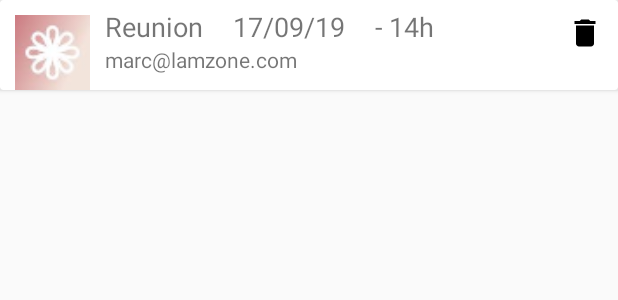
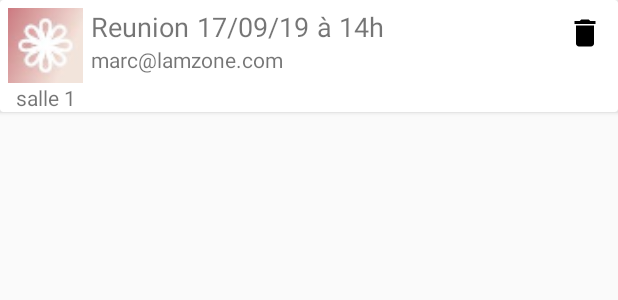
Before and after one commit to NelfDesign/OC_MaReu_Projet_4, an Android app: the layout item_reunion.xml on its own in the app's theme, with its tools: preview values and no code run, on a phone screen of 412 x 824 dp. Shown: the top 300 px of the screen. Run offline under Robolectric (Android 15) with nearby library versions, the phone set to English and light mode, and no system bars.

```diff
--- a/app/src/main/java/fr/nelfdesign/mareu/Controllers/ReunionListAdapter.java
+++ b/app/src/main/java/fr/nelfdesign/mareu/Controllers/ReunionListAdapter.java
@@ -36,6 +36,8 @@ public class ReunionListAdapter extends RecyclerView.Adapter<ReunionListAdapter.
 
         @BindView(R.id.image_salle)
         public ImageView mImageSalle;
+        @BindView(R.id.image_text)
+        public TextView mTextRoom;
         @BindView(R.id.text_reu)
         public TextView mTextReu;
         @BindView(R.id.date_reunion)
@@ -70,6 +72,7 @@ public class ReunionListAdapter extends RecyclerView.Adapter<ReunionListAdapter.
                 .apply(RequestOptions.circleCropTransform())
                 .into(viewHolder.mImageSalle);
 
+        viewHolder.mTextRoom.setText(reunion.getNameRoom());
         viewHolder.mTextReu.setText(reunion.getReunionObject());
         if (reunion.getDate() == null){
             return;
--- a/app/src/main/res/layout/item_reunion.xml
+++ b/app/src/main/res/layout/item_reunion.xml
@@ -2,7 +2,7 @@
 <android.support.v7.widget.CardView
     xmlns:android="http://schemas.android.com/apk/res/android"
     android:layout_width="match_parent"
-    android:layout_height="60dp"
+    android:layout_height="wrap_content"
     xmlns:app="http://schemas.android.com/apk/res-auto"
     xmlns:tools="http://schemas.android.com/tools">
 
@@ -15,9 +15,18 @@
             android:layout_width="50dp"
             android:layout_height="50dp"
             android:src="@mipmap/logo"
-            android:layout_margin="10dp"
+            android:layout_margin="5dp"
             app:layout_constraintLeft_toLeftOf="parent"
             app:layout_constraintTop_toTopOf="parent"/>
+
+        <TextView
+            android:id="@+id/image_text"
+            android:layout_width="wrap_content"
+            android:layout_height="wrap_content"
+            app:layout_constraintTop_toBottomOf="@id/image_salle"
+            app:layout_constraintLeft_toLeftOf="@id/image_salle"
+            app:layout_constraintRight_toRightOf="@id/image_salle"
+            tools:text="salle 1"/>
 
         <TextView
             android:id="@+id/text_reu"
@@ -25,7 +34,7 @@
             android:layout_height="wrap_content"
             tools:text="Reunion"
             android:layout_marginTop="5dp"
-            android:layout_marginLeft="10dp"
+            android:layout_marginLeft="5dp"
             android:textSize="18sp"
             app:layout_constraintLeft_toRightOf="@+id/image_salle"
             app:layout_constraintTop_toTopOf="parent"/>
@@ -38,7 +47,7 @@
             tools:text="17/09/19"
             app:layout_constraintTop_toTopOf="@id/text_reu"
             app:layout_constraintBottom_toBottomOf="@id/text_reu"
-            android:layout_marginLeft="20dp"
+            android:layout_marginLeft="5dp"
             android:textSize="18sp"/>
 
         <TextView
@@ -46,10 +55,10 @@
             android:layout_width="wrap_content"
             android:layout_height="wrap_content"
             app:layout_constraintLeft_toRightOf="@+id/date_reunion"
-            tools:text="- 14h"
+            tools:text="à 14h"
             app:layout_constraintTop_toTopOf="@id/text_reu"
             app:layout_constraintBottom_toBottomOf="@id/text_reu"
-            android:layout_marginLeft="20dp"
+            android:layout_marginLeft="5dp"
             android:textSize="18sp"/>
 
         <TextView
--- a/app/src/main/res/values/strings.xml
+++ b/app/src/main/res/values/strings.xml
@@ -10,4 +10,6 @@
     <!-- TODO: Remove or change this placeholder text -->
     <string name="hello_blank_fragment">Hello blank fragment</string>
     <string name="cr_er_la_r_union">Créer la réunion</string>
+    <string name="filtrer_par_heure">filtrer_par_heure</string>
+    <string name="filtrer_par_salle">Filtrer_par_salle</string>
 </resources>
```
Also changed, not shown: app/src/main/java/fr/nelfdesign/mareu/Controllers/CreationReunionFragment.java (+10 -10 lines), app/src/main/java/fr/nelfdesign/mareu/Controllers/ReunionFragment.java (+14 -1 lines), app/src/main/java/fr/nelfdesign/mareu/Controllers/ReunionListActivity.java (+19 -3 lines), app/src/main/res/layout-w600dp/activity_reunion_list.xml (added, +36 -0 lines), app/src/main/res/menu/reunion_menu.xml (added, +15 -0 lines).
